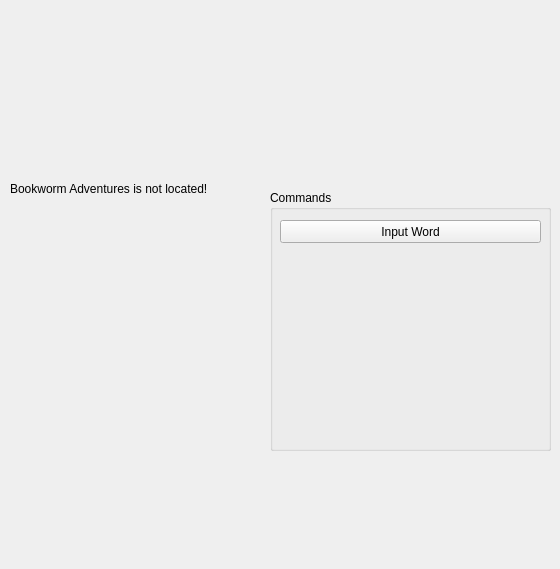
Qt form form.ui (mb2g17/PyLex) before a commit.
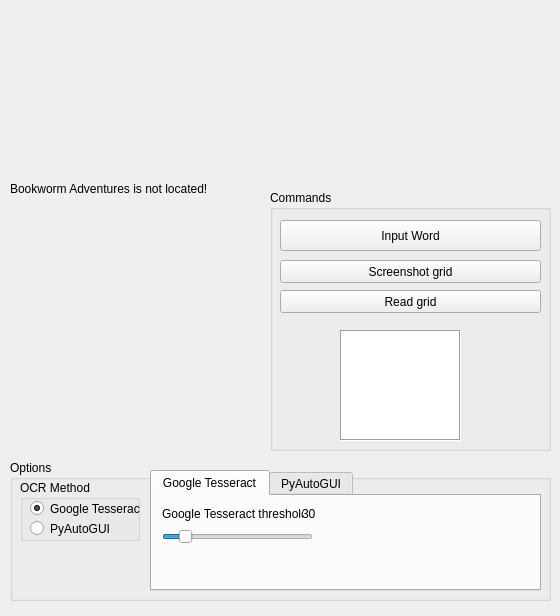
The same form after that commit. Icons and pictures are not drawn.

Commit message:
added google tesseract functionality
also allowed user to screenshot grid or read grid, also added tesseract + pyautogui options and ability to set threshold

```diff
--- a/form.ui
+++ b/form.ui
@@ -7,7 +7,7 @@
     <x>0</x>
     <y>0</y>
     <width>560</width>
-    <height>569</height>
+    <height>616</height>
    </rect>
   </property>
   <property name="windowTitle">
@@ -76,13 +76,89 @@
       <x>10</x>
       <y>30</y>
       <width>261</width>
-      <height>23</height>
+      <height>31</height>
      </rect>
     </property>
     <property name="text">
      <string>Input Word</string>
     </property>
    </widget>
+   <widget class="QPushButton" name="screenshotGrid">
+    <property name="geometry">
+     <rect>
+      <x>10</x>
+      <y>70</y>
+      <width>261</width>
+      <height>23</height>
+     </rect>
+    </property>
+    <property name="text">
+     <string>Screenshot grid</string>
+    </property>
+   </widget>
+   <widget class="QPlainTextEdit" name="gridBox">
+    <property name="geometry">
+     <rect>
+      <x>70</x>
+      <y>140</y>
+      <width>121</width>
+      <height>111</height>
+     </rect>
+    </property>
+    <property name="font">
+     <font>
+      <family>Cooper Std Black</family>
+      <pointsize>16</pointsize>
+      <weight>75</weight>
+      <bold>true</bold>
+     </font>
+    </property>
+    <property name="layoutDirection">
+     <enum>Qt::LeftToRight</enum>
+    </property>
+    <property name="frameShape">
+     <enum>QFrame::Box</enum>
+    </property>
+    <property name="frameShadow">
+     <enum>QFrame::Sunken</enum>
+    </property>
+    <property name="lineWidth">
+     <number>1</number>
+    </property>
+    <property name="verticalScrollBarPolicy">
+     <enum>Qt::ScrollBarAlwaysOff</enum>
+    </property>
+    <property name="horizontalScrollBarPolicy">
+     <enum>Qt::ScrollBarAlwaysOff</enum>
+    </property>
+    <property name="readOnly">
+     <bool>true</bool>
+    </property>
+    <property name="plainText">
+     <string>
+
+</string>
+    </property>
+    <property name="centerOnScroll">
+     <bool>false</bool>
+    </property>
+    <property name="placeholderText">
+     <string>ABCD</string>
+    </property>
+   </widget>
+   <widget class="QPushButton" name="readGrid">
+    <property name="geometry">
+     <rect>
+      <x>10</x>
+      <y>100</y>
+      <width>261</width>
+      <height>23</height>
+     </rect>
+    </property>
+    <property name="text">
+     <string>Read grid</string>
+    </property>
+   </widget>
   </widget>
   <widget class="QWidget" name="horizontalLayoutWidget">
    <property name="geometry">
@@ -118,6 +194,137 @@
     </item>
    </layout>
   </widget>
+  <widget class="QGroupBox" name="optionsBox">
+   <property name="geometry">
+    <rect>
+     <x>10</x>
+     <y>460</y>
+     <width>541</width>
+     <height>141</height>
+    </rect>
+   </property>
+   <property name="title">
+    <string>Options</string>
+   </property>
+   <widget class="QGroupBox" name="ocrMethodBox">
+    <property name="geometry">
+     <rect>
+      <x>10</x>
+      <y>20</y>
+      <width>120</width>
+      <height>61</height>
+     </rect>
+    </property>
+    <property name="title">
+     <string>OCR Method</string>
+    </property>
+    <widget class="QRadioButton" name="radioPyautogui">
+     <property name="geometry">
+      <rect>
+       <x>10</x>
+       <y>40</y>
+       <width>101</width>
+       <height>17</height>
+      </rect>
+     </property>
+     <property name="text">
+      <string>PyAutoGUI</string>
+     </property>
+    </widget>
+    <widget class="QRadioButton" name="radioTesseract">
+     <property name="geometry">
+      <rect>
+       <x>10</x>
+       <y>20</y>
+       <width>111</width>
+       <height>17</height>
+      </rect>
+     </property>
+     <property name="text">
+      <string>Google Tesseract</string>
+     </property>
+     <property name="checked">
+      <bool>true</bool>
+     </property>
+    </widget>
+   </widget>
+   <widget class="QTabWidget" name="tabWidget">
+    <property name="geometry">
+     <rect>
+      <x>140</x>
+      <y>10</y>
+      <width>391</width>
+      <height>121</height>
+     </rect>
+    </property>
+    <property name="tabShape">
+     <enum>QTabWidget::Rounded</enum>
+    </property>
+    <property name="currentIndex">
+     <number>0</number>
+    </property>
+    <widget class="QWidget" name="tesseractTab">
+     <attribute name="title">
+      <string>Google Tesseract</string>
+     </attribute>
+     <widget class="QSlider" name="tesseractThresholdSlider">
+      <property name="geometry">
+       <rect>
+        <x>10</x>
+        <y>30</y>
+        <width>151</width>
+        <height>22</height>
+       </rect>
+      </property>
+      <property name="maximum">
+       <number>255</number>
+      </property>
+      <property name="value">
+       <number>30</number>
+      </property>
+      <property name="orientation">
+       <enum>Qt::Horizontal</enum>
+      </property>
+     </widget>
+     <widget class="QLabel" name="tesseractThresholdLabel">
+      <property name="geometry">
+       <rect>
+        <x>10</x>
+        <y>10</y>
+        <width>141</width>
+        <height>16</height>
+       </rect>
+      </property>
+      <property name="text">
+       <string>Google Tesseract threshold:</string>
+      </property>
+     </widget>
+     <widget class="QLabel" name="tesseractThresholdNumber">
+      <property name="geometry">
+       <rect>
+        <x>150</x>
+        <y>10</y>
+        <width>47</width>
+        <height>16</height>
+       </rect>
+      </property>
+      <property name="text">
+       <string>30</string>
+      </property>
+     </widget>
+    </widget>
+    <widget class="QWidget" name="pyautoguiTab">
+     <attribute name="title">
+      <string>PyAutoGUI</string>
+     </attribute>
+    </widget>
+   </widget>
+  </widget>
+  <zorder>isGameLocated</zorder>
+  <zorder>commandsBox</zorder>
+  <zorder>horizontalLayoutWidget</zorder>
+  <zorder>display</zorder>
+  <zorder>optionsBox</zorder>
  </widget>
  <tabstops>
   <tabstop>inputWord</tabstop>
```
Left out of the diff: 19 changed lines with no effect on the pictures. The commit also changes 7 other files.
